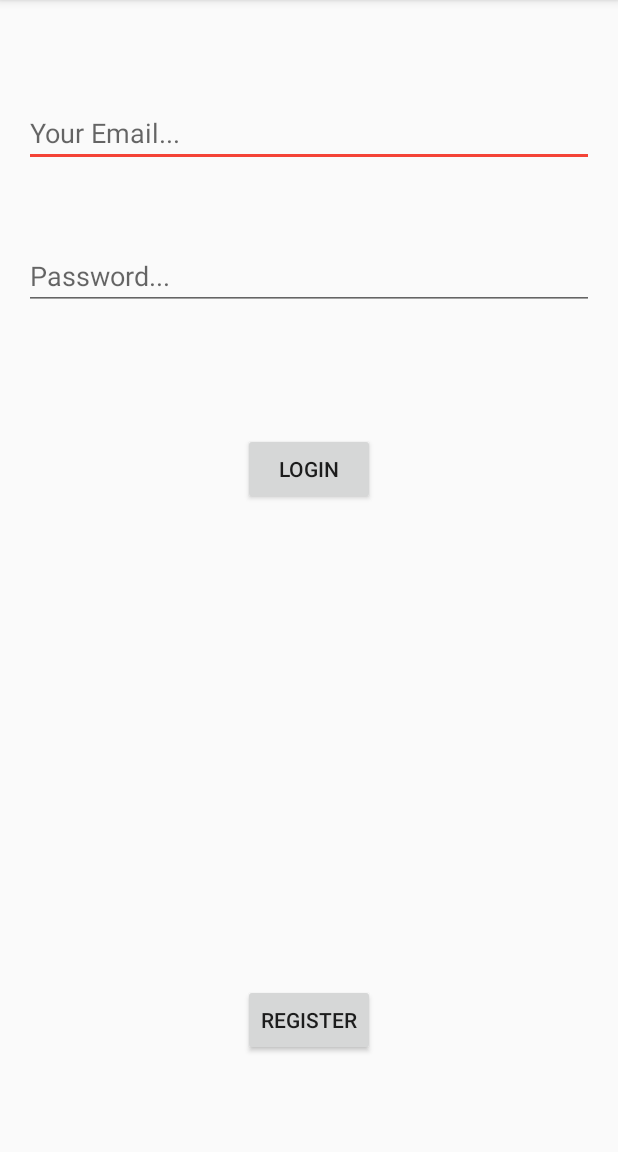
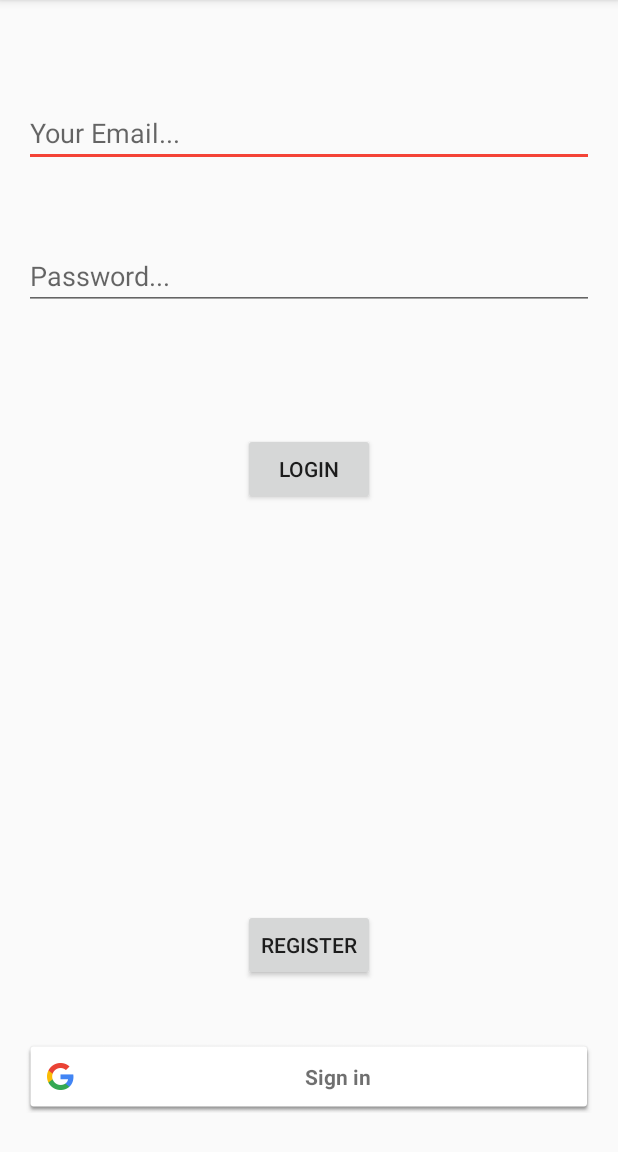
Before and after one commit to mahmoudelgamal1997/Shefaa, an Android app: the screen it shows after launch (LoginActivity), on a phone screen of 412 x 824 dp, the part 84-1236 px from its top. Run offline under Robolectric (Android 15) with nearby library versions, the phone set to English and light mode, and no system bars; our stand-ins replace Firebase (no records; nobody signed in at launch, a user with empty details on screens opened directly); libraries missing offline, so code that uses them is left out: com.firebase.client.

Commit message:
add google sgin in method

```diff
--- a/app/build.gradle
+++ b/app/build.gradle
@@ -35,6 +35,8 @@ dependencies {
     compile 'com.google.firebase:firebase-database:9.0.2'
     compile 'com.google.firebase:firebase-storage:9.0.2'
     compile 'com.google.firebase:firebase-auth:9.0.2'
+    compile 'com.google.android.gms:play-services-auth:9.0.2'
+    compile 'com.google.firebase:firebase-config:9.0.2'
     compile 'com.google.firebase:firebase-core:9.0.2'
     compile 'com.android.support.constraint:constraint-layout:1.0.2'
     compile 'com.android.support.constraint:constraint-layout-solver:1.0.2'
--- a/app/src/main/java/com/example2017/android/shefaa/LoginActivity.java
+++ b/app/src/main/java/com/example2017/android/shefaa/LoginActivity.java
@@ -5,24 +5,37 @@ import android.support.annotation.NonNull;
 import android.support.v7.app.AppCompatActivity;
 import android.os.Bundle;
 import android.text.TextUtils;
+import android.util.Log;
 import android.view.View;
 import android.widget.Button;
 import android.widget.EditText;
 import android.widget.ProgressBar;
 import android.widget.Toast;
 
+import com.google.android.gms.auth.api.Auth;
+import com.google.android.gms.auth.api.signin.GoogleSignInAccount;
+import com.google.android.gms.auth.api.signin.GoogleSignInOptions;
+import com.google.android.gms.auth.api.signin.GoogleSignInResult;
+import com.google.android.gms.common.ConnectionResult;
+import com.google.android.gms.common.SignInButton;
+import com.google.android.gms.common.api.GoogleApiClient;
 import com.google.android.gms.tasks.OnCompleteListener;
 import com.google.android.gms.tasks.Task;
+import com.google.firebase.auth.AuthCredential;
 import com.google.firebase.auth.AuthResult;
 import com.google.firebase.auth.FirebaseAuth;
 import com.google.firebase.auth.FirebaseUser;
+import com.google.firebase.auth.GoogleAuthProvider;
 
 public class LoginActivity extends AppCompatActivity {
 
     private   EditText email,pass;
     private   Button login,register;
-    private ProgressBar progressBar;
+    private SignInButton GoogleBtn;
+    public GoogleApiClient mGoogleApiClient;
+    public final static int RC_SIGN_IN = 1;
     private FirebaseAuth mAuth;
+
     @Override
     protected void onCreate(Bundle savedInstanceState) {
         super.onCreate(savedInstanceState);
@@ -32,7 +45,37 @@ public class LoginActivity extends AppCompatActivity {
         pass=(EditText)findViewById(R.id.editText_pass);
         login=(Button)findViewById(R.id.login_but);
         register=(Button)findViewById(R.id.registerPage_but);
-        progressBar=(ProgressBar)findViewById(R.id.progressBar);
+        GoogleBtn=(SignInButton) findViewById(R.id.GoogleBtn);
+
+         // Initialize Firebase Auth
+        mAuth = FirebaseAuth.getInstance();
+
+
+        GoogleSignInOptions gso = new GoogleSignInOptions.Builder(GoogleSignInOptions.DEFAULT_SIGN_IN)
+                .requestIdToken(getString(R.string.default_web_client_id))
+                .requestEmail()
+                .build();
+
+
+        mGoogleApiClient = new GoogleApiClient.Builder(this)
+                .enableAutoManage(this /* FragmentActivity */, new GoogleApiClient.OnConnectionFailedListener() {
+                    @Override
+                    public void onConnectionFailed(@NonNull ConnectionResult connectionResult) {
+                        Toast.makeText(LoginActivity.this, "you have an error", Toast.LENGTH_SHORT).show();
+                    }
+                }/* OnConnectionFailedListener */)
+                .addApi(Auth.GOOGLE_SIGN_IN_API, gso)
+                .build();
+
+
+
+        GoogleBtn.setOnClickListener(new View.OnClickListener() {
+            @Override
+            public void onClick(View view) {
+                signIn();
+            }
+        });
+
 
 
         register.setOnClickListener(new View.OnClickListener() {
@@ -51,7 +94,6 @@ public class LoginActivity extends AppCompatActivity {
 
                 if(!TextUtils.isEmpty(loginEmail) && !TextUtils.isEmpty(loginPass))
                 {
-                    progressBar.setVisibility(View.VISIBLE);
                     FirebaseAuth.getInstance().signInWithEmailAndPassword(loginEmail,loginPass).addOnCompleteListener(new OnCompleteListener<AuthResult>() {
                         @Override
                         public void onComplete(@NonNull Task<AuthResult> task) {
@@ -62,13 +104,7 @@ public class LoginActivity extends AppCompatActivity {
                             }else {
                                 Toast.makeText(getApplicationContext(),task.getException().getMessage().toString(),Toast.LENGTH_LONG).show();
 
-                            }
-
-
-                        }
-                    });
-
-
+                            }}});
                 }else{
 
 
@@ -77,10 +113,6 @@ public class LoginActivity extends AppCompatActivity {
 
             }
         });
-
-
-
-
     }
 
     @Override
@@ -103,4 +135,51 @@ public class LoginActivity extends AppCompatActivity {
         startActivity(intent);
     }
 
-}
+
+    private void signIn() {
+        Intent signInIntent = Auth.GoogleSignInApi.getSignInIntent(mGoogleApiClient);
+        startActivityForResult(signInIntent, RC_SIGN_IN);
+    }
+
+
+    @Override
+    public void onActivityResult(int requestCode, int resultCode, Intent data) {
+        super.onActivityResult(requestCode, resultCode, data);
+
+        // Result returned from launching the Intent from GoogleSignInApi.getSignInIntent(...);
+        if (requestCode == RC_SIGN_IN) {
+
+            GoogleSignInResult result = Auth.GoogleSignInApi.getSignInResultFromIntent(data);
+                if (result.isSuccess()){
+                    GoogleSignInAccount account =result.getSignInAccount();
+                    firebaseAuthWithGoogle(account);
+                }
+        }
+    }
+
+    private void firebaseAuthWithGoogle(GoogleSignInAccount acct) {
+
+
+        AuthCredential credential = GoogleAuthProvider.getCredential(acct.getIdToken(), null);
+        mAuth.signInWithCredential(credential)
+                .addOnCompleteListener(this, new OnCompleteListener<AuthResult>() {
+                    @Override
+                    public void onComplete(@NonNull Task<AuthResult> task) {
+                        if (task.isSuccessful()) {
+                            // Sign in success, update UI with the signed-in user's information
+                            FirebaseUser user = mAuth.getCurrentUser();
+                            if (user != null)
+                            {
+                            SentToMain();
+
+                            }
+                        } else {
+                            // If sign in fails, display a message to the user.
+                            Toast.makeText(LoginActivity.this, "failed", Toast.LENGTH_SHORT).show();
+                        }
+
+
+                    }
+                });
+
+    }}
--- a/app/src/main/java/com/example2017/android/shefaa/SetupActivity.java
+++ b/app/src/main/java/com/example2017/android/shefaa/SetupActivity.java
@@ -9,5 +9,6 @@ public class SetupActivity extends AppCompatActivity {
     protected void onCreate(Bundle savedInstanceState) {
         super.onCreate(savedInstanceState);
         setContentView(R.layout.activity_setup);
+
     }
 }
--- a/app/src/main/res/layout/activity_login.xml
+++ b/app/src/main/res/layout/activity_login.xml
@@ -43,14 +43,7 @@
         android:layout_centerHorizontal="true"
         android:layout_marginTop="82dp" />
 
-    <ProgressBar
-        style="?android:attr/progressBarStyleHorizontal"
-        android:layout_width="match_parent"
-        android:layout_height="wrap_content"
-        android:id="@+id/progressBar"
-        android:layout_above="@+id/editText_email"
-        android:layout_alignParentLeft="true"
-        android:layout_alignParentStart="true" />
+
 
     <Button
         android:layout_width="wrap_content"
@@ -59,7 +52,18 @@
         android:id="@+id/registerPage_but"
         android:layout_alignParentBottom="true"
         android:layout_centerHorizontal="true"
-        android:layout_marginBottom="48dp" />
+        android:layout_marginBottom="98dp" />
+
+    <com.google.android.gms.common.SignInButton
+        android:layout_width="match_parent"
+        android:layout_height="wrap_content"
+        android:id="@+id/GoogleBtn"
+        android:layout_alignParentBottom="true"
+        android:layout_marginBottom="10dp"
+        >
+
+    </com.google.android.gms.common.SignInButton>
+
 
 
 </RelativeLayout>
```
